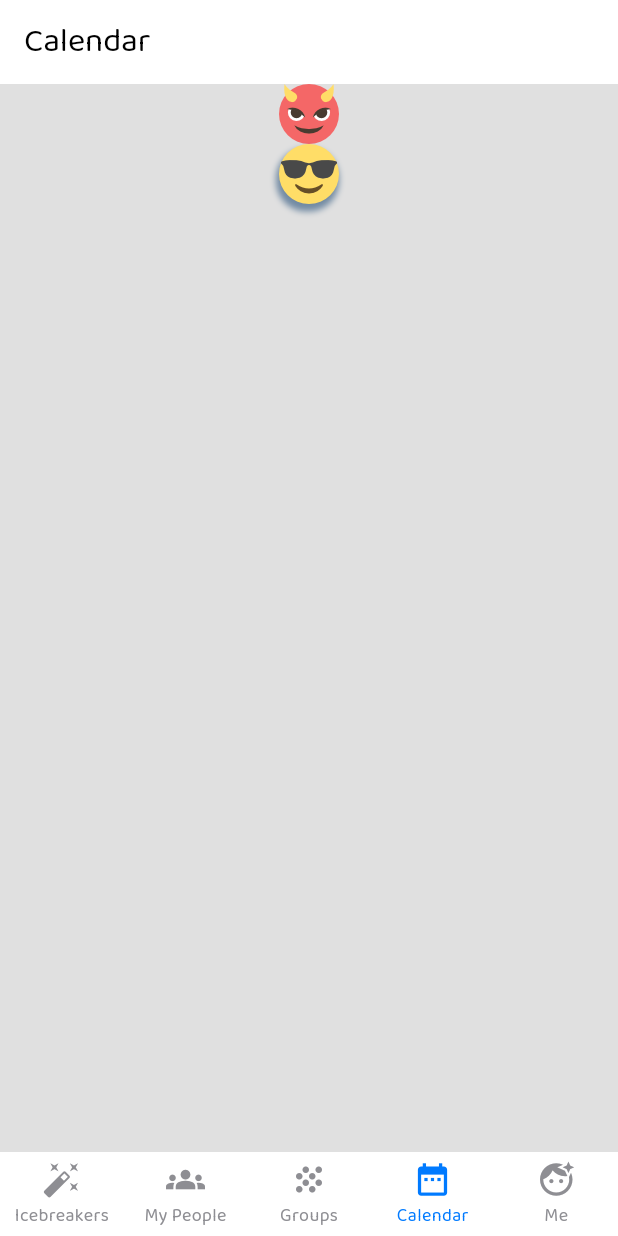
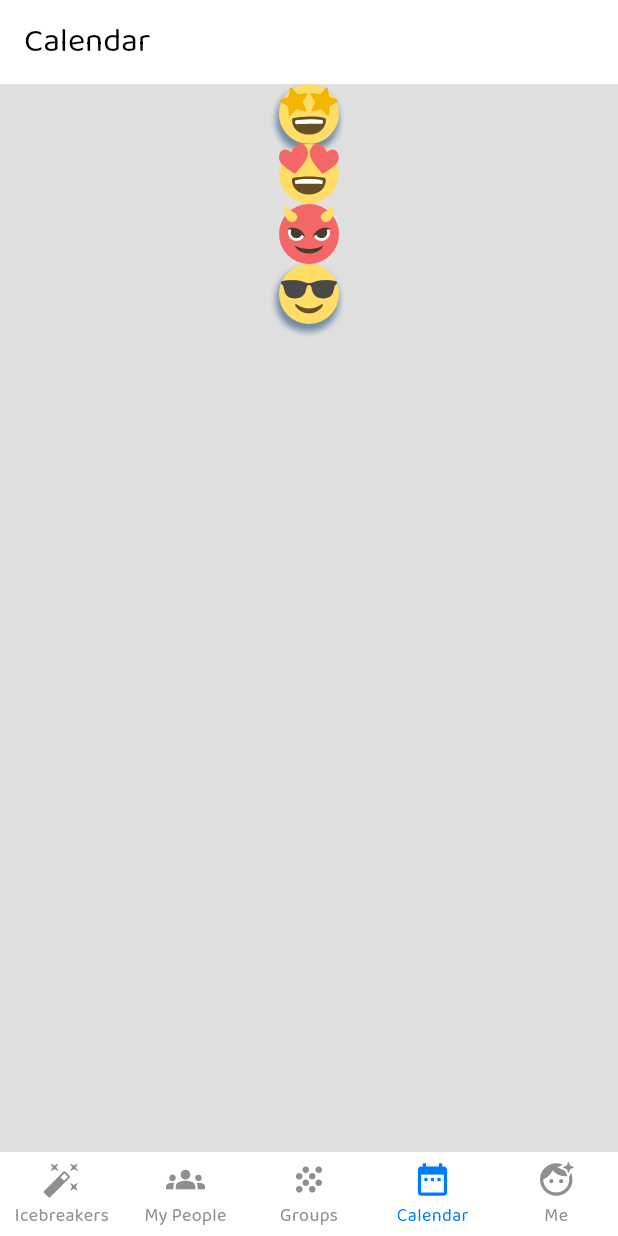
Before and after one commit to ValdemarPM/cooszy_pre, a Flutter app: the screen it shows after launch, item 4 of the bottom bar chosen, on a phone screen of 412 x 824 dp. Run offline on Flutter 3.47's test engine with Material 3 defaults, Android fonts, the phone set to English and light mode, and no system bars; drawn by our look-alikes of persistent_bottom_nav_bar_v2; our stand-ins replace flutter_svg.

Commit message:
SVGs & Shadows
See the AssetsUtils class to add the cached SVGs. The main.dart adds the Class.
The Calendar page shows the SVGs with the shadow.

```diff
--- a/lib/screens/bases/assets_utils.dart
+++ b/lib/screens/bases/assets_utils.dart
@@ -1,5 +1,5 @@
 import 'package:flutter/material.dart';
-//import 'package:flutter_svg/svg.dart';
+import 'package:flutter_svg/svg.dart';
 
 class AssetsUtils {
   static final AssetsUtils _instance = AssetsUtils._internal();
@@ -32,10 +32,9 @@ class AssetsUtils {
 
   /// Skipping SVGs for now.
   /// I'm not sure if the ones I'm using are too heavy in terms of performance.
-  //static const String emojiIntimate = "assets/icons/intimate_someone.svg";
-  //static const String emojiClose = "assets/icons/close_someone.svg";
+  static const String emojiIntimate = "assets/icons/intimate_someone.svg";
+  static const String emojiClose = "assets/icons/close_someone.svg";
 
-  /*
   static Future<void> svgPrecacheImages(BuildContext context) async {
     // SVGs
     const cacheSvgImages = [
@@ -49,5 +48,4 @@ class AssetsUtils {
           .putIfAbsent(loader.cacheKey(null), () => loader.loadBytes(null));
     }
   }
-  */
 }
--- a/lib/screens/pages/calendar.dart
+++ b/lib/screens/pages/calendar.dart
@@ -1,6 +1,7 @@
 import 'package:cooszy_pre/screens/bases/assets_utils.dart';
 import 'package:cooszy_pre/screens/bases/base_widget.dart';
 import 'package:flutter/material.dart';
+import 'package:flutter_svg/svg.dart';
 //import 'package:flutter_svg/svg.dart';
 
 class Calendar extends StatefulWidget {
@@ -12,7 +13,6 @@ class Calendar extends StatefulWidget {
 }
 
 class _CalendarState extends State<Calendar> {
-  /*
   final String emojiIntimateIcon = AssetsUtils.emojiIntimate;
   final String emojiCloseIcon = AssetsUtils.emojiClose;
   Widget svgIntimate = Container();
@@ -34,7 +34,6 @@ class _CalendarState extends State<Calendar> {
       height: 40,
     );
   }
-  */
 
   @override
   Widget build(BuildContext context) {
@@ -48,7 +47,6 @@ class _CalendarState extends State<Calendar> {
         ),
         body: Column(
           children: [
-            /*
             Container(
               decoration: BoxDecoration(boxShadow: [
                 BoxShadow(
@@ -62,7 +60,6 @@ class _CalendarState extends State<Calendar> {
             Center(
               child: svgIntimate, // Use the svg here
             ),
-            */
             Center(
                 child: Image.asset(
               AssetsUtils.emojiLevelNasty,
```
Also changed, not shown: lib/main.dart (+1 -26 lines).
